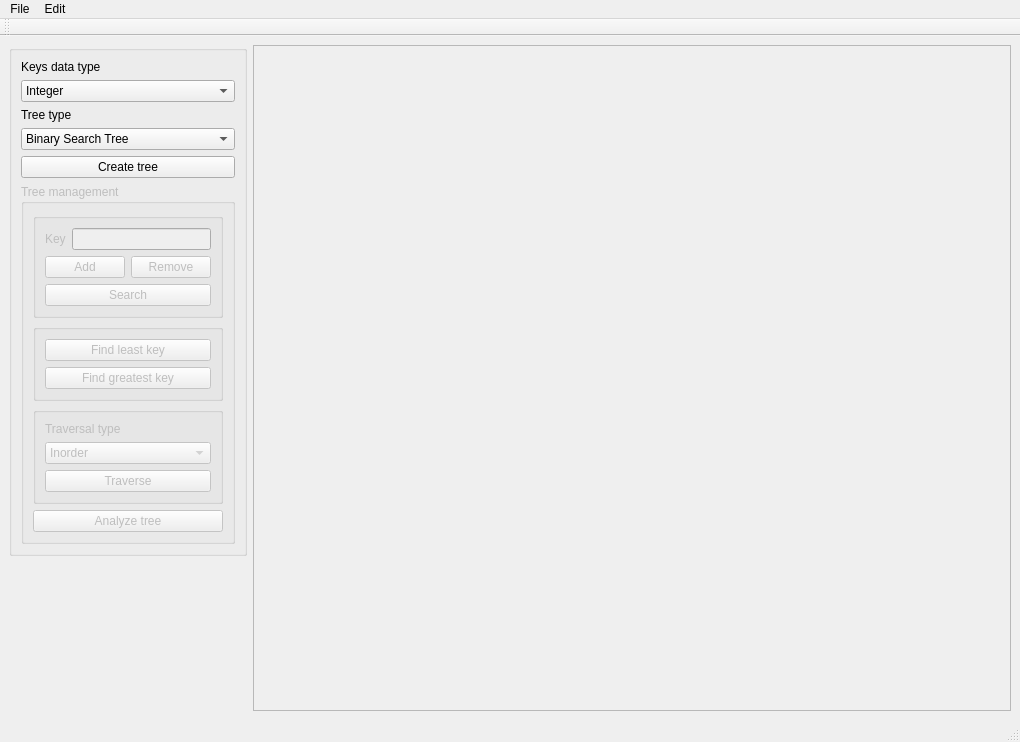
Above: Lab2/mainwindow.ui from TymofiiPys/PysarenkovOOP before the change. Below: the same form after it.
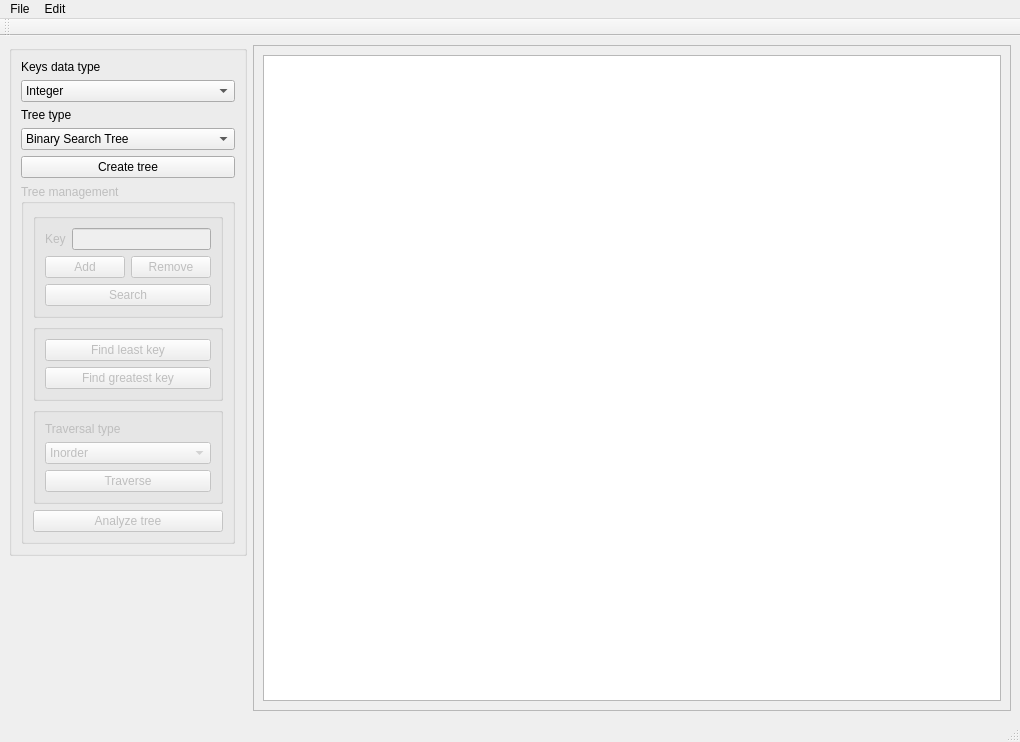
That is the form after the change.

Commit message: Implemented addition, removal, traversal, analysis of the tree via GUI

What changed in the file:
```diff
--- a/Lab2/mainwindow.ui
+++ b/Lab2/mainwindow.ui
@@ -240,6 +240,15 @@
          <height>649</height>
         </rect>
        </property>
+       <layout class="QVBoxLayout" name="verticalLayout_9">
+        <item>
+         <widget class="QGraphicsView" name="graphicsView_tree">
+          <property name="alignment">
+           <set>Qt::AlignHCenter|Qt::AlignTop</set>
+          </property>
+         </widget>
+        </item>
+       </layout>
       </widget>
      </widget>
     </item>
```
Left out of the diff: 8 changed lines with no effect on the pictures. The commit also changes 46 other files.
